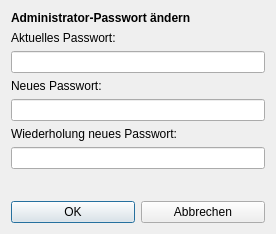
Above: ui/Einstellungen.ui from pyphil/WLAN-Codes before the change. Below: the same form after it.
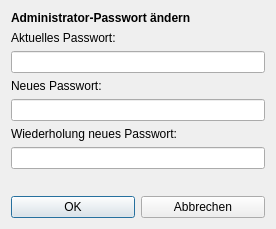
That is the form after the change. Icons and pictures are not drawn.

The edit to the form file:
```diff
--- a/ui/Einstellungen.ui
+++ b/ui/Einstellungen.ui
@@ -7,7 +7,7 @@
     <x>0</x>
     <y>0</y>
     <width>276</width>
-    <height>234</height>
+    <height>229</height>
    </rect>
   </property>
   <property name="windowTitle">
@@ -21,6 +21,9 @@
        <property name="text">
         <string>OK</string>
        </property>
+       <property name="default">
+        <bool>true</bool>
+       </property>
       </widget>
      </item>
      <item row="0" column="1">
```
Left out of the diff: 41 changed lines with no effect on the pictures.
